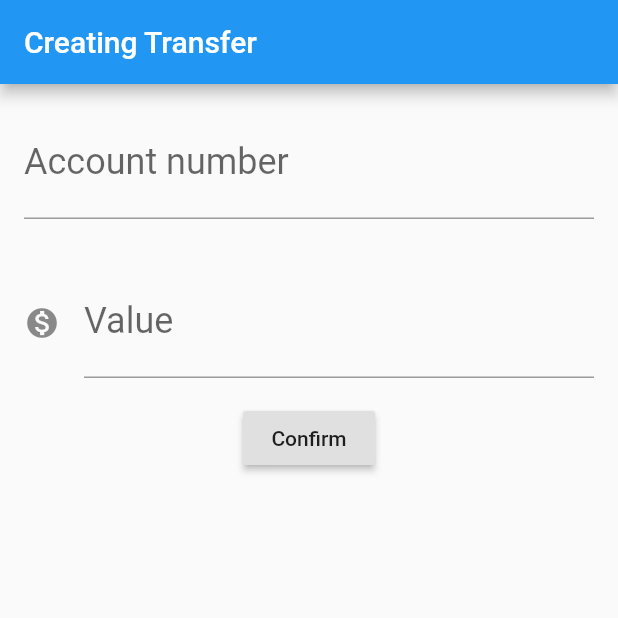
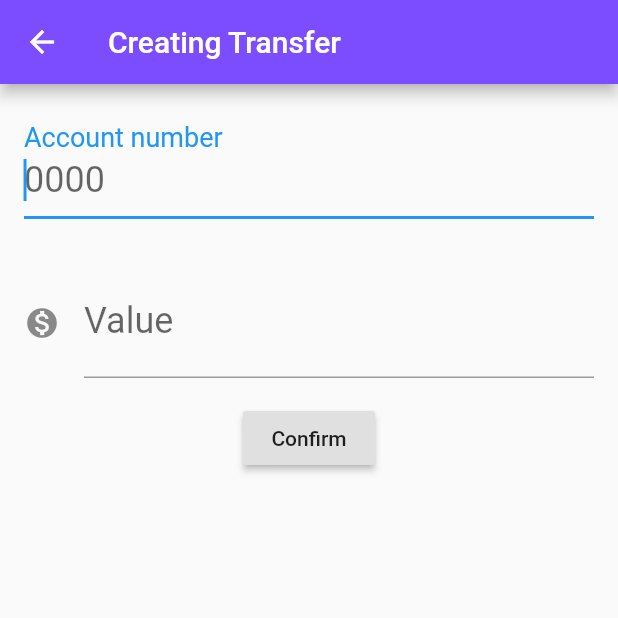
Before and after one commit to elmasantos/bytebank, a Flutter app: the TransferForm screen opened directly, after a tap on "Confirm", on a phone screen of 412 x 824 dp, the top half of it. Run offline on Flutter 3.47's test engine with Material 2 defaults, Android fonts, the phone set to English and light mode, and no system bars.

```diff
--- a/lib/main.dart
+++ b/lib/main.dart
@@ -7,15 +7,21 @@ class BytebankApp extends StatelessWidget {
   Widget build(BuildContext context) {
     return MaterialApp(
         home: Scaffold(
-          body: TransferForm(),
+          body: TransfersList(),
         )
     );
   }
 }
 
-class TransferForm extends StatelessWidget {
+class TransferForm extends StatefulWidget {
+  @override
+  _TransferFormState createState() => _TransferFormState();
+}
 
-  final TextEditingController _accountNumberFieldController = TextEditingController();
+class _TransferFormState extends State<TransferForm> {
+  final TextEditingController _accountNumberFieldController =
+      TextEditingController();
+
   final TextEditingController _valueFieldController = TextEditingController();
 
   @override
@@ -23,70 +29,130 @@ class TransferForm extends StatelessWidget {
     return Scaffold(
       appBar: AppBar(
         title: Text('Creating Transfer'),
+        backgroundColor: Colors.deepPurpleAccent,
       ),
-      body: Column(
+      body: SingleChildScrollView(
+        child: Column(
           children: <Widget>[
-          Padding(
-            padding: const EdgeInsets.all(16.0),
-            child: TextField(
+            Editor(
               controller: _accountNumberFieldController,
-              style: TextStyle(fontSize: 24.0),
-              decoration: InputDecoration(
-                labelText: 'Account number',
-                hintText: '0000',
+              label: 'Account number',
+              hint: '0000',
+              autofocus: true,
             ),
-              keyboardType: TextInputType.number,
-            ),
-          ),
-          Padding(
-            padding: const EdgeInsets.all(16.0),
-            child: TextField(
+            Editor(
               controller: _valueFieldController,
-              style: TextStyle(fontSize: 24.0),
-              decoration: InputDecoration(
-                icon: Icon(Icons.monetization_on),
-                labelText: 'Value',
-                hintText: '0.00',
-              ),
-              keyboardType: TextInputType.number,
-            ),
+              label: 'Value',
+              hint: '0.00',
+              icon: Icons.monetization_on,
             ),
             RaisedButton(
               child: Text('Confirm'),
-            onPressed: () {
-              debugPrint(_accountNumberFieldController.text);
+              onPressed: () => _createTransfer(context),
+            ),
+          ],
+        ),
+      ),
+    );
+  }
 
-              final int accountNumber = int.tryParse(_accountNumberFieldController.text);
+  void _createTransfer(BuildContext context) {
+    final int accountNumber =
+        int.tryParse(_accountNumberFieldController.text);
     final double value = double.tryParse(_valueFieldController.text);
 
-              if(accountNumber != null && value != null) {
+    if (accountNumber != null && value != null) {
       final transferCreated = Transfer(value, accountNumber);
       debugPrint('$transferCreated');
+      Navigator.pop(context, transferCreated);
     }
-            },
+  }
+
+  @override
+  void dispose() {
+    debugPrint('dispose called from TransferForm');
+    _accountNumberFieldController.dispose();
+    _valueFieldController.dispose();
+    super.dispose();
+  }
+}
+
+class Editor extends StatelessWidget {
+
+  final TextEditingController controller;
+  final String label;
+  final String hint;
+  final IconData icon;
+  final bool autofocus;
+
+  Editor({
+    @required this.controller,
+    @required this.label,
+    @required this.hint,
+    this.icon,
+    this.autofocus = false,
+  });
+
+  @override
+  Widget build(BuildContext context) {
+    return Padding(
+      padding: const EdgeInsets.all(16.0),
+      child: TextField(
+        controller: controller,
+        style: TextStyle(fontSize: 24.0),
+        decoration: InputDecoration(
+          icon: icon != null ? Icon(this.icon) : null,
+          labelText: label,
+          hintText: hint,
         ),
-        ],
+        keyboardType: TextInputType.number,
+        autofocus: autofocus,
       ),
     );
   }
 }
 
-class TransfersList extends StatelessWidget {
+class TransfersList extends StatefulWidget {
+  final List<Transfer> _transfers = List();
+
+  @override
+  State<StatefulWidget> createState() {
+    return TransfersListState();
+  }
+}
+
+class TransfersListState extends State<TransfersList> {
   @override
   Widget build(BuildContext context) {
     return Scaffold(
-      body: Column(
-        children: <Widget>[
-          TransferItem(Transfer(100.0, 1000)),
-          TransferItem(Transfer(200.0, 2000)),
-          TransferItem(Transfer(300.0, 7600)),
-        ],
+      body: ListView.builder(
+        itemCount: widget._transfers.length,
+        itemBuilder: (context, index) {
+          final transfer = widget._transfers[index];
+          return TransferItem(transfer);
+        },
       ),
       appBar: AppBar(
         title: Text('Transfers'),
+        backgroundColor: Colors.deepPurpleAccent,
       ),
       floatingActionButton: FloatingActionButton(
         child: Icon(Icons.add),
+        backgroundColor: Colors.deepPurpleAccent,
+        onPressed: () {
+          final Future future = Navigator.push(context, MaterialPageRoute(builder: (context) {
+            return TransferForm();
+          }));
+          future.then((transferReceived) {
+            debugPrint('arrived at then of the future');
+            debugPrint('$transferReceived');
+            if (transferReceived != null) {
+              setState(() {
+                widget._transfers.add(transferReceived);
+              });
+            }
+          });
+        },
       ),
     );
   }
```
Lines whose indentation alone changed are shown as unchanged.
